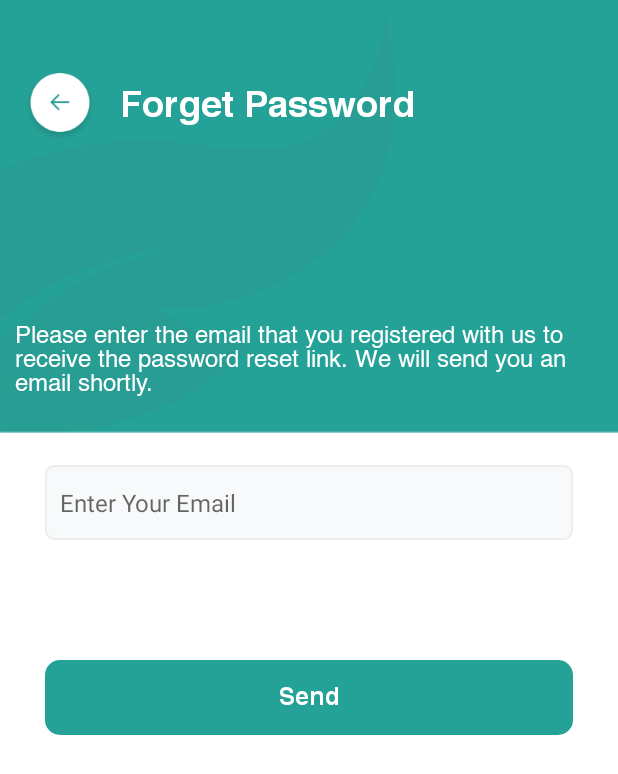
After one commit to malaebole/valeto_android, an Android app: the ForgetPasswordActivity screen opened directly, with no data from a screen before it, on a phone screen of 412 x 824 dp. The commit adds this screen. Shown: the top 774 px of the screen. Run offline under Robolectric (Android 15) with nearby library versions, the light colour scheme and no system bars; our stand-ins replace sdp/ssp sizes; libraries missing offline, so code that uses them is left out: com.shashank.sony; Roboto replaces fonts that are not available here.

Commit message:
Login Design Completed

```diff
--- a/app/src/main/AndroidManifest.xml
+++ b/app/src/main/AndroidManifest.xml
@@ -14,9 +14,15 @@
         android:roundIcon="@mipmap/ic_launcher_round"
         android:supportsRtl="true"
         android:theme="@style/AppTheme"
-        tools:targetApi="31"
         android:usesCleartextTraffic="true"
-        tools:replace="android:icon, android:theme">
+        tools:replace="android:icon, android:theme"
+        tools:targetApi="31">
+        <activity
+            android:name=".activities.ForgetPasswordActivity"
+            android:exported="true"
+            android:screenOrientation="portrait"
+            android:theme="@style/SplashTheme"
+            android:windowSoftInputMode="adjustResize"/>
         <activity
             android:name=".activities.LoginActivity"
             android:screenOrientation="portrait"
--- /dev/null
+++ b/app/src/main/java/ae/valeto/activities/ForgetPasswordActivity.java
@@ -0,0 +1,39 @@
+package ae.valeto.activities;
+
+import androidx.appcompat.app.AppCompatActivity;
+
+import android.os.Bundle;
+import android.view.View;
+
+import ae.valeto.R;
+import ae.valeto.base.BaseActivity;
+import ae.valeto.databinding.ActivityForgetPasswordBinding;
+import ae.valeto.databinding.ActivityLoginBinding;
+
+public class ForgetPasswordActivity extends BaseActivity implements View.OnClickListener {
+
+    private ActivityForgetPasswordBinding binding;
+
+    @Override
+    protected void onCreate(Bundle savedInstanceState) {
+        super.onCreate(savedInstanceState);
+        binding = ActivityForgetPasswordBinding.inflate(getLayoutInflater());
+        setContentView(binding.getRoot());
+        makeStatusbarTransperant();
+
+        binding.btnBack.setOnClickListener(this);
+        binding.btnReset.setOnClickListener(this);
+
+    }
+
+    @Override
+    public void onClick(View v) {
+        if (v == binding.btnBack){
+            finish();
+        }
+        else if (v == binding.btnReset) {
+
+        }
+
+    }
+}
--- a/app/src/main/java/ae/valeto/activities/LoginActivity.java
+++ b/app/src/main/java/ae/valeto/activities/LoginActivity.java
@@ -1,5 +1,6 @@
 package ae.valeto.activities;
 
+import android.content.Intent;
 import android.os.Bundle;
 import android.os.Handler;
 import android.view.View;
@@ -15,7 +16,6 @@ import ae.valeto.util.KeyboardUtils;
 public class LoginActivity extends BaseActivity implements View.OnClickListener {
 
     private ActivityLoginBinding binding;
-    String SelectedcountryCode, userIpDetails, userModule;
 //    private kProgressHud hudd;
 
 
@@ -36,8 +36,13 @@ public class LoginActivity extends BaseActivity implements View.OnClickListener
 //        binding.infoIcon.setOnClickListener(this);
 //        binding.resetPassword.setOnClickListener(this);
 
-        userModule = Functions.getPrefValue(getContext(), Constants.kUserModule);
-        userIpDetails = Functions.getPrefValue(getContext(), Constants.kLoginType);
+        binding.tvForgetPass.setOnClickListener(this);
+        binding.btnLogin.setOnClickListener(this);
+        binding.btnSignup.setOnClickListener(this);
+
+
+
+
     }
 
 //    @Override
@@ -140,7 +145,19 @@ public class LoginActivity extends BaseActivity implements View.OnClickListener
     }
     @Override
     public void onClick(View v) {
-       // if (v == binding.btnBack) {
+        if (v == binding.tvForgetPass){
+            Intent intent = new Intent(getContext(), ForgetPasswordActivity.class);
+            startActivity(intent);
+        }
+        else if (v == binding.btnLogin) {
+
+        }
+        else if (v == binding.btnSignup) {
+
+        }
+
+
+        // if (v == binding.btnBack) {
        //     finish();
         //}
       //  else if (v == binding.btnContinue) {
--- /dev/null
+++ b/app/src/main/res/layout/activity_forget_password.xml
@@ -0,0 +1,160 @@
+<?xml version="1.0" encoding="utf-8"?>
+<androidx.constraintlayout.widget.ConstraintLayout xmlns:android="http://schemas.android.com/apk/res/android"
+    xmlns:app="http://schemas.android.com/apk/res-auto"
+    xmlns:tools="http://schemas.android.com/tools"
+    android:layout_width="match_parent"
+    android:layout_height="match_parent"
+    android:background="@color/bgVuColor"
+    tools:context=".activities.ForgetPasswordActivity">
+
+    <RelativeLayout
+        android:id="@+id/rel"
+        android:layout_width="match_parent"
+        android:layout_height="0dp"
+        app:layout_constraintHeight_percent=".35"
+        app:layout_constraintEnd_toEndOf="parent"
+        app:layout_constraintStart_toStartOf="parent"
+        app:layout_constraintTop_toTopOf="parent">
+        <ImageView
+            android:id="@+id/imageView"
+            android:layout_width="match_parent"
+            android:layout_height="match_parent"
+            android:scaleType="centerCrop"
+            android:src="@drawable/main_bg"/>
+        <LinearLayout
+            android:layout_width="match_parent"
+            android:layout_height="wrap_content"
+            android:layout_marginTop="@dimen/_45sdp"
+            android:orientation="horizontal"
+            android:layout_centerHorizontal="true">
+
+            <ImageButton
+                android:id="@+id/btn_back"
+                android:layout_width="@dimen/_60sdp"
+                android:layout_height="@dimen/_50sdp"
+                android:layout_marginStart="@dimen/_10sdp"
+                android:background="@null"
+                android:padding="@dimen/_3sdp"
+                android:scaleType="centerCrop"
+                android:src="@drawable/back_btn" />
+
+            <TextView
+                android:layout_width="wrap_content"
+                android:layout_height="wrap_content"
+                android:fontFamily="@font/helvetica_bold"
+                android:text="Forget Password"
+                android:layout_gravity="center"
+                android:layout_marginStart="@dimen/_10sdp"
+                android:textColor="@color/whiteColor"
+                android:textSize="@dimen/_24sdp"
+                android:textStyle="bold" />
+
+
+
+        </LinearLayout>
+        <TextView
+            android:id="@+id/tv_reset_info"
+            android:layout_width="wrap_content"
+            android:layout_height="wrap_content"
+            android:layout_marginStart="@dimen/_10sdp"
+            android:layout_marginEnd="@dimen/_10sdp"
+            android:layout_alignParentBottom="true"
+            android:layout_marginBottom="@dimen/_20sdp"
+            android:fontFamily="@font/helvetica"
+            android:textSize="@dimen/_16sdp"
+            android:text="Please enter the email that you registered with us to receive the password reset link. We will send you an email shortly."
+            android:textColor="@color/whiteColor" />
+
+<!--        <TextView-->
+<!--            android:id="@+id/tv_reset_info"-->
+<!--            android:layout_width="wrap_content"-->
+<!--            android:layout_height="wrap_content"-->
+<!--            android:layout_marginStart="@dimen/_10sdp"-->
+<!--            android:layout_marginEnd="@dimen/_10sdp"-->
+<!--            android:layout_alignParentBottom="true"-->
+<!--            android:layout_marginBottom="@dimen/_20sdp"-->
+<!--            android:fontFamily="@font/helvetica"-->
+<!--            android:textSize="@dimen/_16sdp"-->
+<!--            android:text="An email has been sent to naziur@gmail.com requesting you to go and reset your password."-->
+<!--            android:textColor="@color/whiteColor" />-->
+
+    </RelativeLayout>
+    <RelativeLayout
+        android:id="@+id/bottomContainer"
+        android:layout_width="match_parent"
+        android:layout_height="match_parent"
+        android:fitsSystemWindows="true"
+        android:layout_marginTop="@dimen/_250sdp"
+        app:layout_constraintBottom_toBottomOf="parent"
+        app:layout_constraintEnd_toEndOf="parent"
+        app:layout_constraintStart_toStartOf="parent">
+
+        <LinearLayout
+            android:id="@+id/layout_reset_pass"
+            android:layout_width="match_parent"
+            android:layout_height="wrap_content"
+            android:layout_centerHorizontal="true"
+            android:layout_marginTop="@dimen/_30sdp"
+            android:layout_marginStart="@dimen/_30sdp"
+            android:layout_marginEnd="@dimen/_30sdp"
+            android:orientation="vertical">
+
+            <RelativeLayout
+                android:layout_width="wrap_content"
+                android:layout_height="@dimen/_50sdp"
+                android:layout_marginTop="@dimen/_30sdp"
+                android:background="@drawable/rounded_corner_bg_white">
+
+                <EditText
+                    android:id="@+id/et_email"
+                    android:layout_width="match_parent"
+                    android:layout_height="match_parent"
+                    android:background="@null"
+                    android:fontFamily="sans-serif"
+                    android:hint="Enter Your Email"
+                    android:inputType="textEmailAddress"
+                    android:textColor="@color/appColor"
+                    android:textCursorDrawable="@null"
+                    android:textSize="@dimen/_16sdp" />
+
+            </RelativeLayout>
+
+            <androidx.cardview.widget.CardView
+                android:id="@+id/btn_reset"
+                android:layout_width="match_parent"
+                android:layout_height="@dimen/_50sdp"
+                android:layout_marginTop="@dimen/_80sdp"
+                app:cardCornerRadius="@dimen/_10sdp"
+                app:cardElevation="0dp">
+
+                <ImageView
+                    android:layout_width="match_parent"
+                    android:layout_height="match_parent"
+                    android:scaleType="centerCrop"
+                    android:src="@color/appColor" />
+
+                <TextView
+                    android:layout_width="match_parent"
+                    android:layout_height="match_parent"
+                    android:fontFamily="@font/helvetica_bold"
+                    android:gravity="center"
+                    android:text="Send"
+                    android:textColor="@color/whiteColor"
+                    android:textSize="@dimen/_16sdp" />
+
+            </androidx.cardview.widget.CardView>
+        </LinearLayout>
+        <ImageView
+            android:id="@+id/reset_done_img"
+            android:visibility="gone"
+            android:layout_width="250dp"
+            android:layout_height="250dp"
+            android:src="@drawable/reset_done"
+            android:layout_centerHorizontal="true"
+            android:layout_marginTop="@dimen/_30sdp"
+            android:layout_marginStart="@dimen/_30sdp"
+            android:layout_marginEnd="@dimen/_30sdp" />
+
+    </RelativeLayout>
+
+</androidx.constraintlayout.widget.ConstraintLayout>
--- a/app/src/main/res/layout/activity_login.xml
+++ b/app/src/main/res/layout/activity_login.xml
@@ -86,7 +86,6 @@
                 android:textCursorDrawable="@null" />
 
         </RelativeLayout>
-
         <RelativeLayout
             android:layout_width="wrap_content"
             android:layout_height="@dimen/_50sdp"
@@ -108,9 +107,8 @@
                 android:textCursorDrawable="@null" />
 
         </RelativeLayout>
-
         <androidx.cardview.widget.CardView
-            android:id="@+id/btn_continue"
+            android:id="@+id/btn_login"
             android:layout_width="match_parent"
             android:layout_height="@dimen/_50sdp"
             android:layout_marginStart="@dimen/_30sdp"
@@ -124,7 +122,6 @@
                 android:layout_height="match_parent"
                 android:scaleType="centerCrop"
                 android:src="@color/appColor" />
-
             <TextView
                 android:layout_width="match_parent"
                 android:layout_height="match_parent"
@@ -149,6 +146,7 @@
             android:textStyle="bold" />
     </LinearLayout>
     <LinearLayout
+        android:id="@+id/btn_signup"
         android:layout_width="wrap_content"
         android:layout_height="wrap_content"
         android:orientation="horizontal"
```
Also changed, not shown: app/src/main/res/drawable-ar-mdpi/back_btn.png (added), app/src/main/res/drawable-ar-xhdpi/back_btn.png (added), app/src/main/res/drawable-ar-xxhdpi/back_btn.png (added), app/src/main/res/drawable-ar-xxxhdpi/back_btn.png (added), app/src/main/res/drawable-en-mdpi/back_btn.png (added), app/src/main/res/drawable-en-xhdpi/back_btn.png (added), app/src/main/res/drawable-en-xxhdpi/back_btn.png (added), app/src/main/res/drawable-en-xxxhdpi/back_btn.png (added), app/src/main/res/drawable/back_btn.png (added), app/src/main/res/drawable/main_bg.png (added), app/src/main/res/drawable/reset_done.png (added).
